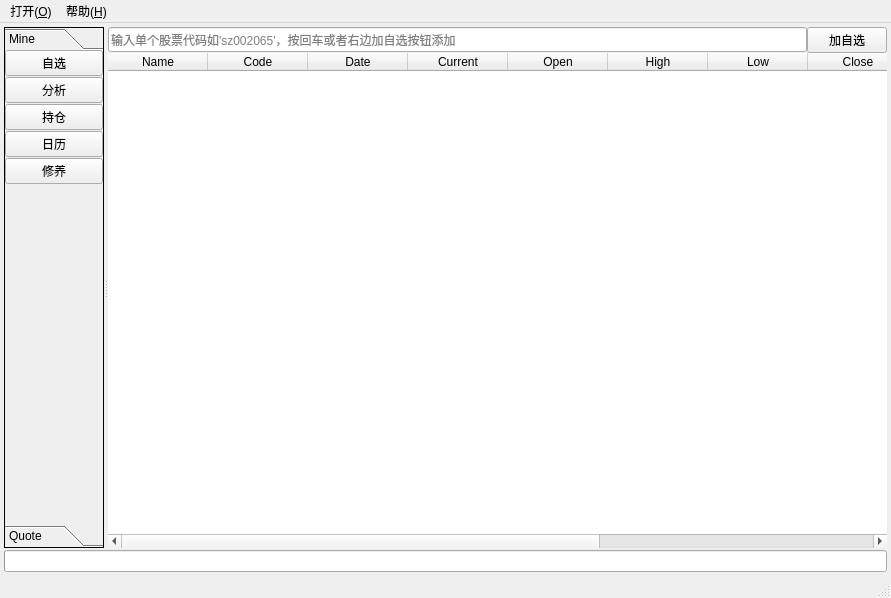
The window that QtApp/QStock/QStock/QStockMainWindows.ui (yixiaoyang/QStock) describes before a commit, drawn with Qt 5.
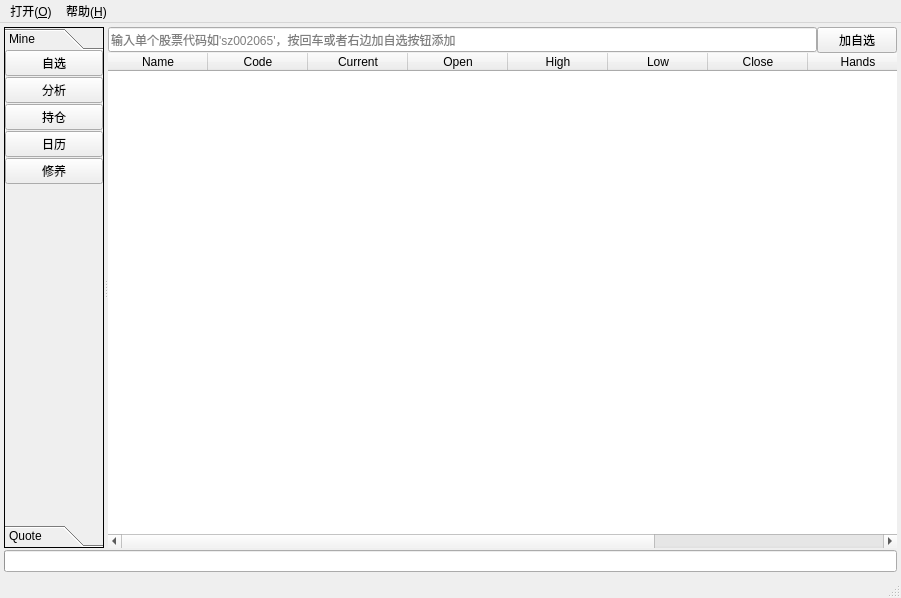
The same window after the commit. Icons and pictures are not drawn. Custom widgets are drawn as their Qt base class.

Commit message: 1.QStock添加高亮记录功能：将高亮状态记录到配置文件，以便下次启动可以读取用户配置

What changed in the file:
```diff
--- a/QtApp/QStock/QStock/QStockMainWindows.ui
+++ b/QtApp/QStock/QStock/QStockMainWindows.ui
@@ -6,7 +6,7 @@
    <rect>
     <x>0</x>
     <y>0</y>
-    <width>887</width>
+    <width>901</width>
     <height>598</height>
    </rect>
   </property>
@@ -511,14 +511,6 @@
                 <set>AlignHCenter|AlignVCenter|AlignCenter</set>
                </property>
               </column>
-              <column>
-               <property name="text">
-                <string>Date</string>
-               </property>
-               <property name="textAlignment">
-                <set>AlignHCenter|AlignVCenter|AlignCenter</set>
-               </property>
-              </column>
               <column>
                <property name="text">
                 <string>Current</string>
@@ -1388,7 +1380,7 @@
     <rect>
      <x>0</x>
      <y>0</y>
-     <width>887</width>
+     <width>901</width>
      <height>21</height>
     </rect>
    </property>
```
The commit also changes 5 other files.
